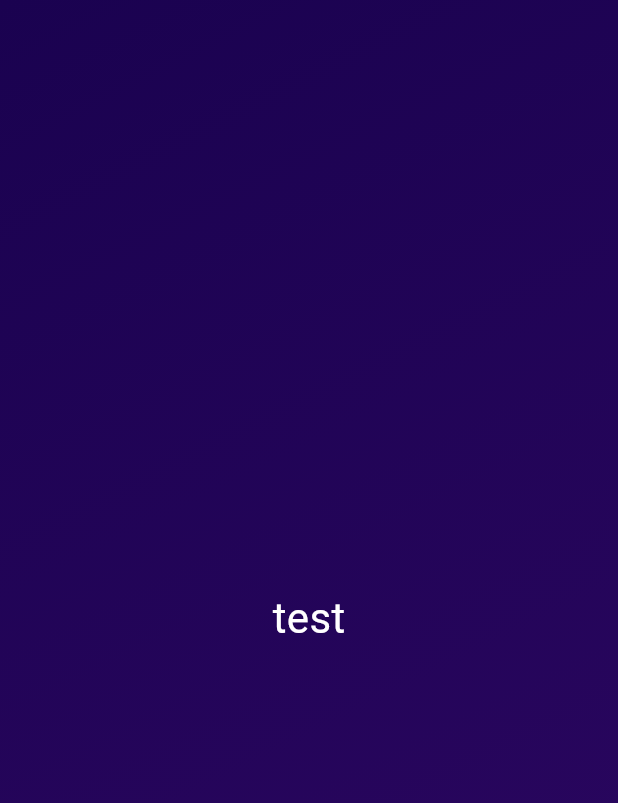
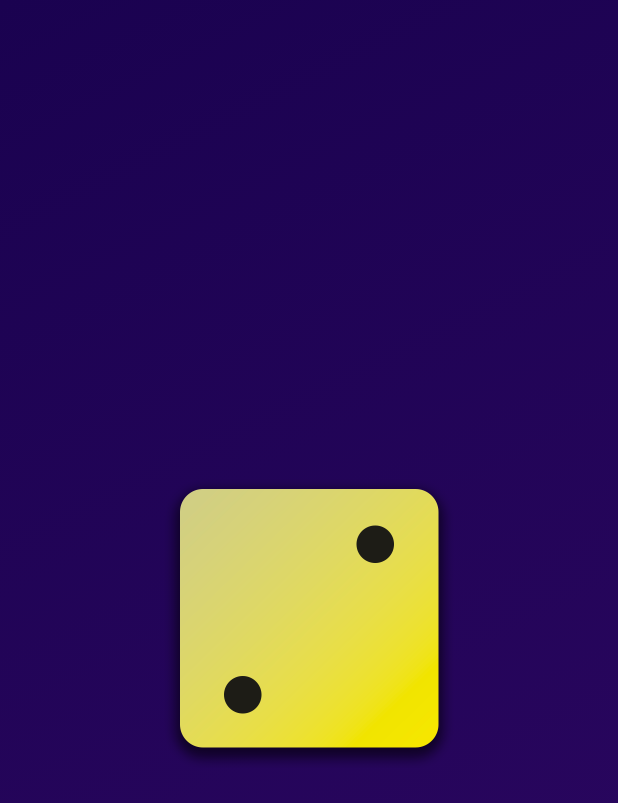
Before and after one commit to NFAP0221S/flutter_max, a Flutter app: the screen it shows after launch, on a phone screen of 412 x 824 dp. Shown: the top 803 px of the screen. Run offline on Flutter 3.47's test engine with Material 3 defaults, Android fonts, the phone set to English and light mode, and no system bars.

Commit message:
이미지 로드

```diff
--- a/dice/lib/gradient_container.dart
+++ b/dice/lib/gradient_container.dart
@@ -1,23 +1,30 @@
-import 'package:dice/styled_text.dart';
 import 'package:flutter/material.dart';
 
+const startAlignment = Alignment.topLeft;
+const endAlignment = Alignment.bottomRight;
+
 class GradientContainer extends StatelessWidget {
-  const GradientContainer({super.key});
+  const GradientContainer(this.color1, this.color2, {super.key});
+
+  const GradientContainer.purple({super.key})
+      : color1 = Colors.deepPurple,
+        color2 = Colors.indigo;
+
+  final Color color1;
+  final Color color2;
 
   @override
   Widget build(context) {
     return Container(
-      decoration: const BoxDecoration(
+      decoration: BoxDecoration(
           gradient: LinearGradient(
-        colors: [
-          Color.fromARGB(255, 26, 2, 80),
-          Color.fromARGB(255, 45, 7, 98),
-        ],
-        begin: Alignment.topLeft,
-        end: Alignment.bottomRight,
+        colors: [color1, color2],
+        begin: startAlignment,
+        end: endAlignment,
       )),
-      child: const Center(
-        child: StyledText()
+      child: Center(
+        // Image위젯은 동적 위젯
+        child: Image.asset('assets/images/dice-2.png', width: 200)
       ),
     );
   }
--- a/dice/lib/main.dart
+++ b/dice/lib/main.dart
@@ -4,7 +4,11 @@ import 'package:flutter/material.dart';
 void main() {
   runApp(
     const MaterialApp(
-      home: Scaffold(body: GradientContainer()),
+      home: Scaffold(
+          body: GradientContainer(
+        Color.fromARGB(255, 26, 2, 80),
+        Color.fromARGB(255, 45, 7, 98),
+      )),
     ),
   );
 }
--- a/dice/lib/styled_text.dart
+++ b/dice/lib/styled_text.dart
@@ -1,13 +1,15 @@
 import 'package:flutter/material.dart';
 
 class StyledText extends StatelessWidget {
-  const StyledText({super.key});
+  const StyledText(this.text, {super.key});
+
+  final String text;
 
   @override
   Widget build(context) {
-    return const Text(
-      'test',
-      style: TextStyle(
+    return Text(
+      text,
+      style: const TextStyle(
         inherit: true,
         color: Colors.white,
         fontSize: 28,
```
Also changed, not shown: dice/pubspec.yaml (+7 -3 lines), dice/assets/images/dice-1.png (added), dice/assets/images/dice-2.png (added), dice/assets/images/dice-3.png (added), dice/assets/images/dice-4.png (added), dice/assets/images/dice-5.png (added), dice/assets/images/dice-6.png (added).
